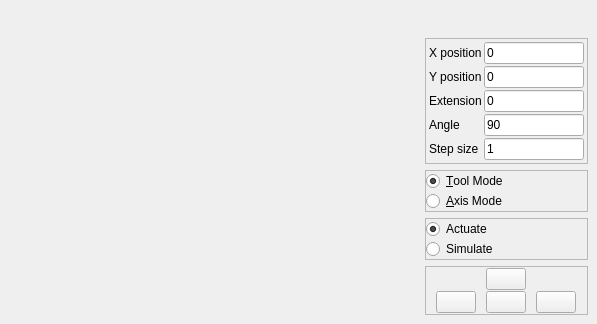
Qt form gui/widget/RobotMovementWidget.ui (Kaldie/GeRoBot) before a commit.
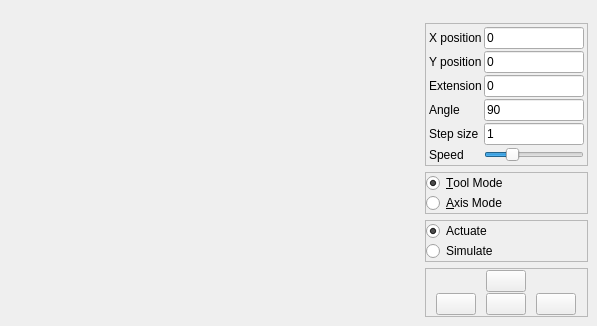
The same form after that commit.

Commit message: Added proper speed controllering and a element for future controle

Diff of the .ui file:
```diff
--- a/gui/widget/RobotMovementWidget.ui
+++ b/gui/widget/RobotMovementWidget.ui
@@ -7,7 +7,7 @@
     <x>0</x>
     <y>0</y>
     <width>597</width>
-    <height>324</height>
+    <height>326</height>
    </rect>
   </property>
   <property name="windowTitle">
@@ -228,6 +228,26 @@
            </property>
           </widget>
          </item>
+         <item row="9" column="0">
+          <widget class="QLabel" name="label">
+           <property name="text">
+            <string>Speed</string>
+           </property>
+          </widget>
+         </item>
+         <item row="9" column="1">
+          <widget class="QSlider" name="horizontalSlider">
+           <property name="toolTip">
+            <string>Relative speed the robot will travel</string>
+           </property>
+           <property name="value">
+            <number>25</number>
+           </property>
+           <property name="orientation">
+            <enum>Qt::Horizontal</enum>
+           </property>
+          </widget>
+         </item>
         </layout>
        </widget>
       </item>
```
Left out of the diff: 75 changed lines with no effect on the pictures. The commit also changes 1 other file.
